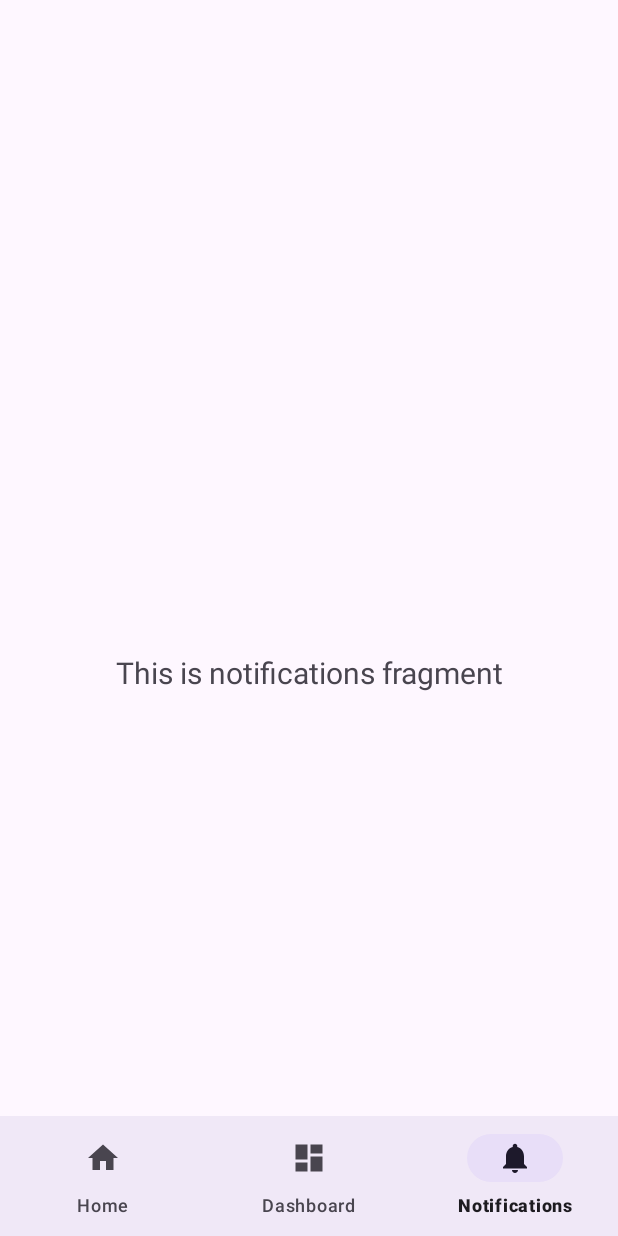
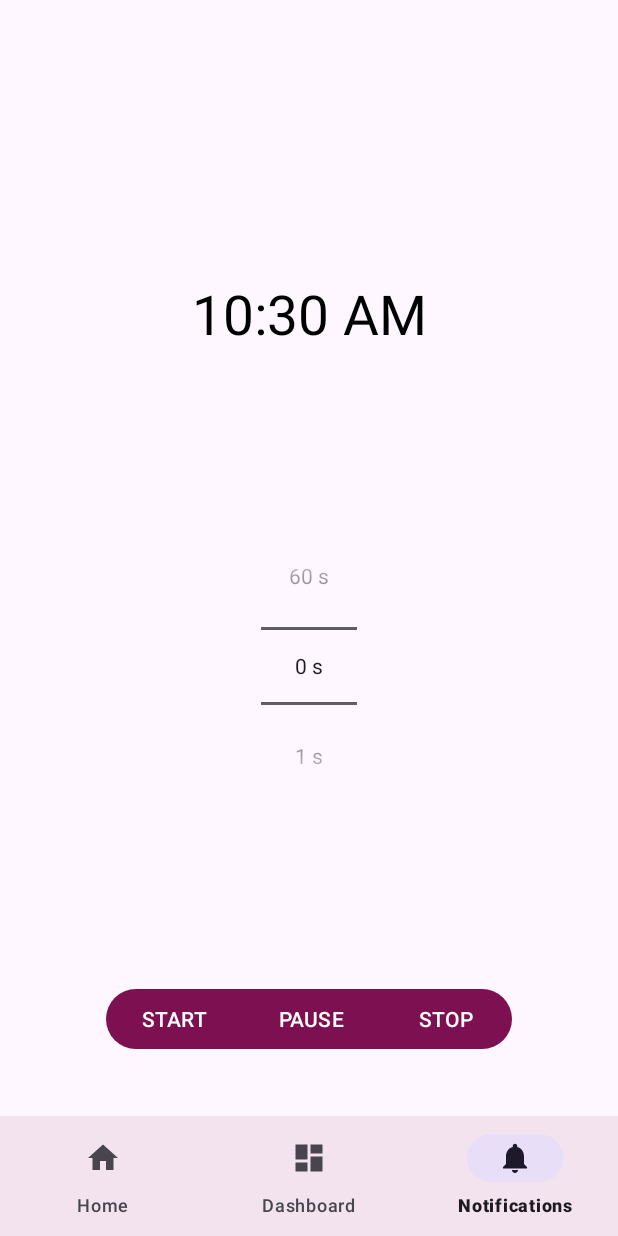
Before and after one commit to Milalien/AndroidProgramming, an Android app: the screen it shows after launch (MainActivity2 before the commit, MainActivity after it), item 3 of the bottom bar chosen, on a phone screen of 412 x 824 dp. Run offline under Robolectric (Android 15) with nearby library versions, the phone set to English and light mode, and no system bars; our stand-ins replace navigation-ui.

Commit message:
120424 - timer added and finished

```diff
--- a/AndroidStudioProjects/app/build.gradle.kts
+++ b/AndroidStudioProjects/app/build.gradle.kts
@@ -67,6 +67,9 @@ dependencies {
     implementation(libs.lifecycle.viewmodel.ktx)
     implementation(libs.navigation.fragment)
     implementation(libs.navigation.ui)
+    implementation(libs.volley)
+    implementation(libs.recyclerview)
+    implementation(libs.recyclerview.selection)
     testImplementation(libs.junit)
     androidTestImplementation(libs.ext.junit)
     androidTestImplementation(libs.espresso.core)
@@ -75,4 +78,5 @@ dependencies {
     debugImplementation(libs.ui.tooling)
     debugImplementation(libs.ui.test.manifest)
 
+
 }
--- a/AndroidStudioProjects/app/src/main/AndroidManifest.xml
+++ b/AndroidStudioProjects/app/src/main/AndroidManifest.xml
@@ -22,7 +22,7 @@
             android:exported="true"></receiver>
 
         <activity
-            android:name=".MainActivity2"
+            android:name=".MainActivity"
             android:exported="true"
             android:label="@string/title_activity_main2">
             <intent-filter>
@@ -34,7 +34,7 @@
         <activity
             android:name=".GameActivity"
             android:exported="false"
-            android:parentActivityName=".MainActivity2" />
+            android:parentActivityName=".MainActivity" />
     </application>
 
 </manifest>
--- a/AndroidStudioProjects/app/src/main/java/com/example/android_harjoitukset/DataStoreSingleton.java
+++ b/AndroidStudioProjects/app/src/main/java/com/example/android_harjoitukset/DataStoreSingleton.java
@@ -4,7 +4,7 @@ import androidx.datastore.preferences.core.Preferences;
 import androidx.datastore.rxjava3.RxDataStore;
 
 public class DataStoreSingleton {
-    RxDataStore<Preferences> datastore;
+    private RxDataStore<Preferences> datastore;
     private static final DataStoreSingleton ourInstance = new DataStoreSingleton();
 
     public static DataStoreSingleton getInstance() {
--- a/AndroidStudioProjects/app/src/main/java/com/example/android_harjoitukset/MainActivity2.java
+++ b/AndroidStudioProjects/app/src/main/java/com/example/android_harjoitukset/MainActivity.java
@@ -13,12 +13,12 @@ import androidx.navigation.ui.NavigationUI;
 import com.example.android_harjoitukset.databinding.ActivityMain2Binding;
 import com.google.android.material.bottomnavigation.BottomNavigationView;
 
-public class MainActivity2 extends AppCompatActivity {
+public class MainActivity extends AppCompatActivity {
 
 
     private ActivityMain2Binding binding;
-    ApmReceiver apmBr;
-    IntentFilter filter;
+    private ApmReceiver apmBr;
+    private IntentFilter filter;
 
     @Override
     protected void onCreate(Bundle savedInstanceState) {
--- a/AndroidStudioProjects/app/src/main/java/com/example/android_harjoitukset/ui/dashboard/DashboardFragment.java
+++ b/AndroidStudioProjects/app/src/main/java/com/example/android_harjoitukset/ui/dashboard/DashboardFragment.java
@@ -143,6 +143,7 @@ public class DashboardFragment extends Fragment implements LocationListener {
     private String getAddress(Location location) {
         geocoder = new Geocoder(getContext(), Locale.getDefault());
 
+        currentLocation = "Address not available";
 
         try {
             List<Address> addresses = geocoder.getFromLocation(location.getLatitude(), location.getLongitude(), 1);
--- a/AndroidStudioProjects/app/src/main/java/com/example/android_harjoitukset/ui/notifications/NotificationsFragment.java
+++ b/AndroidStudioProjects/app/src/main/java/com/example/android_harjoitukset/ui/notifications/NotificationsFragment.java
@@ -1,20 +1,36 @@
 package com.example.android_harjoitukset.ui.notifications;
 
+import android.media.Ringtone;
+import android.media.RingtoneManager;
 import android.os.Bundle;
+import android.os.CountDownTimer;
+import android.provider.Settings;
 import android.view.LayoutInflater;
 import android.view.View;
 import android.view.ViewGroup;
+import android.view.animation.Animation;
+import android.view.animation.AnimationUtils;
+import android.widget.NumberPicker;
 import android.widget.TextView;
 
 import androidx.annotation.NonNull;
 import androidx.fragment.app.Fragment;
 import androidx.lifecycle.ViewModelProvider;
 
+import com.example.android_harjoitukset.R;
 import com.example.android_harjoitukset.databinding.FragmentNotificationsBinding;
+import com.google.android.material.button.MaterialButtonToggleGroup;
 
 public class NotificationsFragment extends Fragment {
 
     private FragmentNotificationsBinding binding;
+    private MaterialButtonToggleGroup toggleGroup;
+
+    private NumberPicker numPicker;
+    private CountDownTimer timer;
+    private TextView endText;
+    private Ringtone defaultRingtone;
+
 
     public View onCreateView(@NonNull LayoutInflater inflater,
                              ViewGroup container, Bundle savedInstanceState) {
@@ -24,10 +40,87 @@ public class NotificationsFragment extends Fragment {
         binding = FragmentNotificationsBinding.inflate(inflater, container, false);
         View root = binding.getRoot();
 
-        final TextView textView = binding.textNotifications;
-        notificationsViewModel.getText().observe(getViewLifecycleOwner(), textView::setText);
+        endText = binding.endText;
+        endText.setVisibility(View.INVISIBLE);
+
+        numPicker = binding.numberpicker;
+
+        String[] pickerVals = new String[61];
+        numPicker.setMinValue(0);
+        numPicker.setMaxValue(pickerVals.length - 1);
+        for (int i = 0; i < pickerVals.length; i++) {
+            pickerVals[i] = i + " s";
+
+        }
+        numPicker.setDisplayedValues(pickerVals);
+        numPicker.setOnValueChangedListener(new NumberPicker.OnValueChangeListener() {
+            @Override
+            public void onValueChange(NumberPicker numberPicker, int i, int i1) {
+
+            }
+        });
+
+        toggleGroup = root.findViewById(R.id.toggleButton);
+        toggleGroup.addOnButtonCheckedListener(new MaterialButtonToggleGroup.OnButtonCheckedListener() {
+            @Override
+            public void onButtonChecked(MaterialButtonToggleGroup materialButtonToggleGroup, int i, boolean b) {
+                if (b) {
+                    if (i == R.id.timerStart) {
+                        startTimer(numPicker.getValue());
+                    } else if (i == R.id.timerPause) {
+                        pauseTimer();
+                    } else if (i == R.id.timerStop) {
+                        stopTimer();
+                    }
+                }
+
+
+            }
+        });
+
+
+        defaultRingtone = RingtoneManager.getRingtone(getActivity(),
+                Settings.System.DEFAULT_RINGTONE_URI);
+
         return root;
     }
+
+    public void stopTimer() {
+        timer.cancel();
+        numPicker.setValue(0);
+    }
+
+    public void pauseTimer() {
+        timer.cancel();
+    }
+
+    public void startTimer(int selectedTime) {
+        Animation fadeOut = AnimationUtils.loadAnimation(getContext(), R.anim.fadeout);
+        Animation fadeIn = AnimationUtils.loadAnimation(getContext(), R.anim.fadein);
+
+
+        timer = new CountDownTimer((long) selectedTime * 1000, 1000) {
+            @Override
+            public void onTick(long millisUntilFinished) {
+                numPicker.setValue((int) (millisUntilFinished / 1000));
+            }
+
+            @Override
+            public void onFinish() {
+                endText.setVisibility(View.VISIBLE);
+                endText.startAnimation(fadeIn);
+                defaultRingtone.play();
+                endText.clearAnimation();
+                endText.startAnimation(fadeOut);
+                endText.clearAnimation();
+
+                defaultRingtone.stop();
+                endText.setVisibility(View.INVISIBLE);
+            }
+        }.start();
+
+    }
+
 
     @Override
     public void onDestroyView() {
--- a/AndroidStudioProjects/app/src/main/res/layout/fragment_notifications.xml
+++ b/AndroidStudioProjects/app/src/main/res/layout/fragment_notifications.xml
@@ -6,17 +6,70 @@
     android:layout_height="match_parent"
     tools:context=".ui.notifications.NotificationsFragment">
 
+    <TextClock
+        android:id="@+id/textclock"
+        android:layout_width="match_parent"
+        android:layout_height="50dp"
+        android:layout_margin="20dp"
+        android:autoSizeTextType="uniform"
+        android:format24Hour="dd.MM.yyyy k:mm"
+        android:textAlignment="center"
+        app:layout_constraintBottom_toTopOf="@+id/numberpicker"
+        app:layout_constraintEnd_toEndOf="parent"
+        app:layout_constraintStart_toStartOf="parent"
+        app:layout_constraintTop_toTopOf="parent" />
+
+    <NumberPicker
+        android:id="@+id/numberpicker"
+        android:layout_width="wrap_content"
+        android:layout_height="wrap_content"
+
+        app:layout_constraintBottom_toBottomOf="parent"
+        app:layout_constraintEnd_toEndOf="parent"
+        app:layout_constraintHorizontal_bias="0.5"
+        app:layout_constraintStart_toStartOf="parent"
+        app:layout_constraintTop_toTopOf="parent" />
+
     <TextView
-        android:id="@+id/text_notifications"
-        android:layout_width="match_parent"
+        android:id="@+id/endText"
+        android:layout_width="150dp"
+        android:layout_height="60dp"
+        android:autoSizeTextType="uniform"
+
+        android:text="@string/timerEndText"
+        android:textAlignment="center"
+        app:layout_constraintBottom_toTopOf="@+id/toggleButton"
+        app:layout_constraintEnd_toEndOf="parent"
+        app:layout_constraintStart_toStartOf="parent"
+        app:layout_constraintTop_toBottomOf="@+id/numberpicker" />
+
+    <com.google.android.material.button.MaterialButtonToggleGroup
+        android:id="@+id/toggleButton"
+        android:layout_width="wrap_content"
         android:layout_height="wrap_content"
-        android:layout_marginStart="8dp"
-        android:layout_marginTop="8dp"
-        android:layout_marginEnd="8dp"
-        android:textAlignment="center"
-        android:textSize="20sp"
+        app:singleSelection="true"
         app:layout_constraintBottom_toBottomOf="parent"
         app:layout_constraintEnd_toEndOf="parent"
         app:layout_constraintStart_toStartOf="parent"
-        app:layout_constraintTop_toTopOf="parent" />
+        app:layout_constraintTop_toBottomOf="@id/numberpicker">
+
+        <Button
+            android:id="@+id/timerStart"
+            android:layout_width="wrap_content"
+            android:layout_height="wrap_content"
+            android:text="@string/timerStartText" />
+
+        <Button
+            android:id="@+id/timerPause"
+            android:layout_width="wrap_content"
+            android:layout_height="wrap_content"
+            android:text="@string/timerPauseText" />
+
+        <Button
+            android:id="@+id/timerStop"
+            android:layout_width="wrap_content"
+            android:layout_height="wrap_content"
+            android:text="@string/timerStopText" />
+    </com.google.android.material.button.MaterialButtonToggleGroup>
+
 </androidx.constraintlayout.widget.ConstraintLayout>
--- a/AndroidStudioProjects/app/src/main/res/values/colors.xml
+++ b/AndroidStudioProjects/app/src/main/res/values/colors.xml
@@ -2,4 +2,5 @@
 <resources>
     <color name="black">#FF000000</color>
     <color name="white">#FFFFFFFF</color>
+    <color name="darkpink">#7d1050</color>
 </resources>
--- a/AndroidStudioProjects/app/src/main/res/values/strings.xml
+++ b/AndroidStudioProjects/app/src/main/res/values/strings.xml
@@ -15,5 +15,9 @@
     <string name="mapBtn">Show on map</string>
     <string name="apmTextOn">Airplane mode ON</string>
     <string name="apmTextOff">Airplane mode OFF</string>
+    <string name="timerStartText">START</string>
+    <string name="timerPauseText">PAUSE</string>
+    <string name="timerStopText">STOP</string>
+    <string name="timerEndText">TIME\'S UP</string>
 
 </resources>
--- a/AndroidStudioProjects/app/src/main/res/values/themes.xml
+++ b/AndroidStudioProjects/app/src/main/res/values/themes.xml
@@ -2,8 +2,11 @@
     <!-- Base application theme. -->
     <style name="Base.Theme.Android_harjoitukset" parent="Theme.Material3.DayNight.NoActionBar">
         <!-- Customize your light theme here. -->
-        <!-- <item name="colorPrimary">@color/my_light_primary</item> -->
+        <item name="colorPrimary">@color/darkpink</item>
+        <item name="android:textColor">@color/black</item>
+
     </style>
+
 
     <style name="Theme.Android_harjoitukset" parent="Base.Theme.Android_harjoitukset" />
 </resources>
--- a/AndroidStudioProjects/gradle/libs.versions.toml
+++ b/AndroidStudioProjects/gradle/libs.versions.toml
@@ -18,6 +18,9 @@ lifecycleLivedataKtx = "2.7.0"
 lifecycleViewmodelKtx = "2.7.0"
 navigationFragment = "2.7.7"
 navigationUi = "2.7.7"
+volley = "1.2.1"
+recyclerview = "1.3.2"
+recyclerviewSelection = "1.1.0"
 
 [libraries]
 junit = { group = "junit", name = "junit", version.ref = "junit" }
@@ -44,6 +47,9 @@ lifecycle-livedata-ktx = { group = "androidx.lifecycle", name = "lifecycle-lived
 lifecycle-viewmodel-ktx = { group = "androidx.lifecycle", name = "lifecycle-viewmodel-ktx", version.ref = "lifecycleViewmodelKtx" }
 navigation-fragment = { group = "androidx.navigation", name = "navigation-fragment", version.ref = "navigationFragment" }
 navigation-ui = { group = "androidx.navigation", name = "navigation-ui", version.ref = "navigationUi" }
+volley = { module = "com.android.volley:volley", version.ref = "volley" }
+recyclerview = { group = "androidx.recyclerview", name = "recyclerview", version.ref = "recyclerview" }
+recyclerview-selection = { group = "androidx.recyclerview", name = "recyclerview-selection", version.ref = "recyclerviewSelection" }
 
 [plugins]
 androidApplication = { id = "com.android.application", version.ref = "agp" }
```
Also changed, not shown: AndroidStudioProjects/app/src/main/java/com/example/android_harjoitukset/GameActivity.java (+8 -8 lines), AndroidStudioProjects/app/src/main/res/anim/fadein.xml (added, +10 -0 lines), AndroidStudioProjects/app/src/main/res/anim/fadeout.xml (added, +9 -0 lines), 1 other file.
